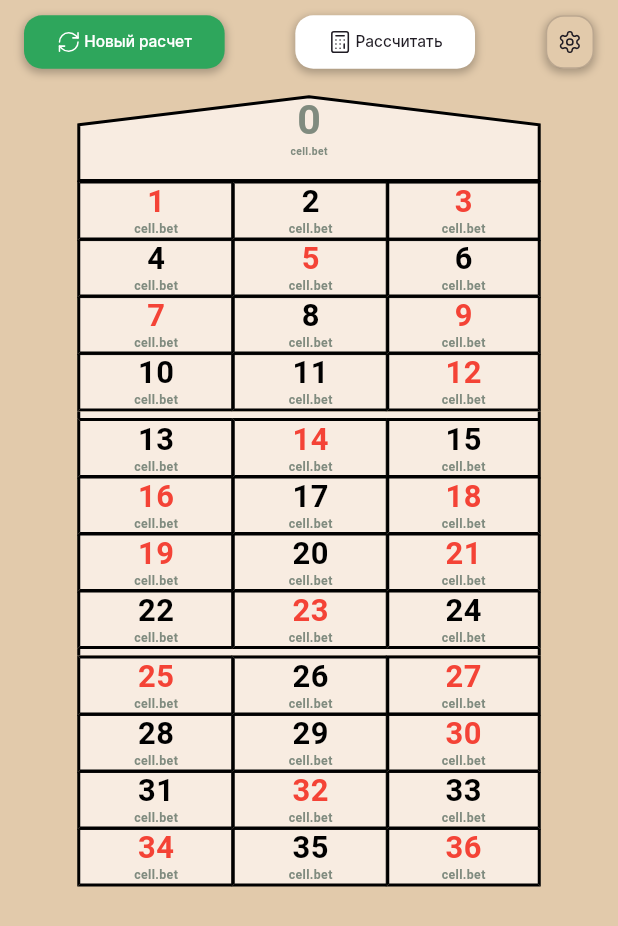
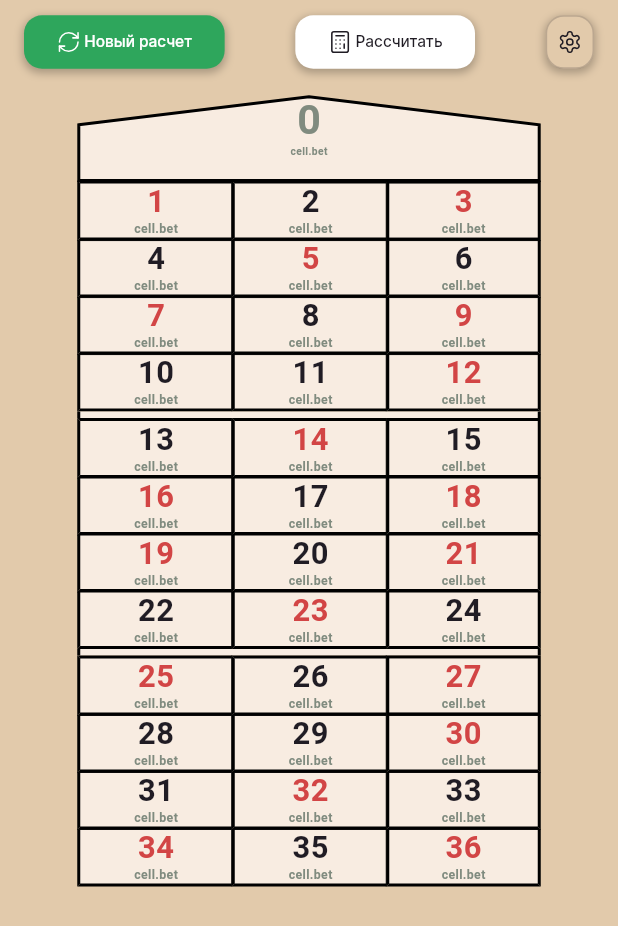
Before and after one commit to holyboom1/casino, a Flutter app: the screen it shows after launch, on a phone screen of 412 x 824 dp. Shown: the top 926 px of the screen. Run offline on Flutter 3.47's test engine with Material 3 defaults, Android fonts, the phone set to English and light mode, and no system bars; our stand-ins replace cached_network_image, easy_localization, equatable, flutter_bloc, flutter_native_splash, flutter_screenutil and 4 more; generated files the repository leaves out were written again; project files that could hold a hidden picture were left out.

Commit message:
Update calculator table and roulette sectors

```diff
--- a/lib/core/utils/calculator.dart
+++ b/lib/core/utils/calculator.dart
@@ -1,4 +1,6 @@
 import 'package:flutter/material.dart';
+
+import '../../core_ui/theme/app_colors.dart';
 
 class RouletteCalculator {
   double _maxBet = 1000;
@@ -7,44 +9,44 @@ class RouletteCalculator {
     _maxBet = value;
   }
 
-  final List<Color> _cellColors = [
+  final List<Color> _cellColors = <Color>[
     Colors.grey,
-    Colors.red,
-    Colors.black,
-    Colors.red,
-    Colors.black,
-    Colors.red,
-    Colors.black,
-    Colors.red,
-    Colors.black,
-    Colors.red,
-    Colors.black,
-    Colors.black,
-    Colors.red,
-    Colors.black,
-    Colors.red,
-    Colors.black,
-    Colors.red,
-    Colors.black,
-    Colors.red,
-    Colors.red,
-    Colors.black,
-    Colors.red,
-    Colors.black,
-    Colors.red,
-    Colors.black,
-    Colors.red,
-    Colors.black,
-    Colors.red,
-    Colors.black,
-    Colors.black,
-    Colors.red,
-    Colors.black,
-    Colors.red,
-    Colors.black,
-    Colors.red,
-    Colors.black,
-    Colors.red,
+    AppColors.red,
+    AppColors.black,
+    AppColors.red,
+    AppColors.black,
+    AppColors.red,
+    AppColors.black,
+    AppColors.red,
+    AppColors.black,
+    AppColors.red,
+    AppColors.black,
+    AppColors.black,
+    AppColors.red,
+    AppColors.black,
+    AppColors.red,
+    AppColors.black,
+    AppColors.red,
+    AppColors.black,
+    AppColors.red,
+    AppColors.red,
+    AppColors.black,
+    AppColors.red,
+    AppColors.black,
+    AppColors.red,
+    AppColors.black,
+    AppColors.red,
+    AppColors.black,
+    AppColors.red,
+    AppColors.black,
+    AppColors.black,
+    AppColors.red,
+    AppColors.black,
+    AppColors.red,
+    AppColors.black,
+    AppColors.red,
+    AppColors.black,
+    AppColors.red,
   ];
 
   double get maxBet => _maxBet;
--- a/lib/core_ui/theme/app_colors.dart
+++ b/lib/core_ui/theme/app_colors.dart
@@ -19,6 +19,8 @@ abstract class AppColors {
   }
 
   static const Color transparent = Color(0x00000000);
+  static const Color black = Color(0xFF201C24);
+  static const Color red = Color(0xFFd24545);
 
   // Background
   Color get primaryBg;
--- a/lib/core_ui/theme/app_images.dart
+++ b/lib/core_ui/theme/app_images.dart
@@ -13,4 +13,5 @@ class AppImages {
 
   // Png Icons
   static const String eclipseIcon = '${_basePngIcons}eclipse.png';
+  static const String eclipse2Icon = '${_basePngIcons}eclipse2.png';
 }
--- a/lib/core_ui/widgets/roulette_sector.dart
+++ b/lib/core_ui/widgets/roulette_sector.dart
@@ -37,7 +37,9 @@ class RouletteSector extends StatelessWidget {
             ),
           ),
           AppImage(
-            image: AppImages.eclipseIcon,
+            image: color == AppColors.of(context).basicBlue
+                ? AppImages.eclipseIcon
+                : AppImages.eclipse2Icon,
             width: 146.w,
             height: 66.h,
           ),
--- a/lib/features/calculator/bloc/calculator_table_cubit.dart
+++ b/lib/features/calculator/bloc/calculator_table_cubit.dart
@@ -11,9 +11,10 @@ class CalculatorTableCubit extends Cubit<CalculatorTableState> {
   CalculatorTableCubit({
     required AppRouter appRouter,
     required RouletteCalculator rouletteCalculator,
+    required RouletteCellModel number,
   })  : _appRouter = appRouter,
         _rouletteCalculator = rouletteCalculator,
-        super(CalculatorTableState()) {
+        super(CalculatorTableState(number: number)) {
     _init();
   }
 
--- a/lib/features/calculator/bloc/calculator_table_state.dart
+++ b/lib/features/calculator/bloc/calculator_table_state.dart
@@ -2,19 +2,23 @@ part of 'calculator_table_cubit.dart';
 
 class CalculatorTableState extends Equatable {
   final RouletteCalculator? rouletteCalculator;
+  final RouletteCellModel number;
   final String displayText;
 
   const CalculatorTableState({
+    required this.number,
     this.rouletteCalculator,
     this.displayText = '',
   });
 
   CalculatorTableState copyWith({
     RouletteCalculator? rouletteCalculator,
+    RouletteCellModel? number,
     String? displayText,
   }) {
     return CalculatorTableState(
       rouletteCalculator: rouletteCalculator ?? this.rouletteCalculator,
+      number: number ?? this.number,
       displayText: displayText ?? this.displayText,
     );
   }
@@ -22,6 +26,7 @@ class CalculatorTableState extends Equatable {
   @override
   List<Object?> get props => <Object?>[
         rouletteCalculator,
+        number,
         displayText,
       ];
 }
--- a/lib/features/calculator/screen/calculator_table_form.dart
+++ b/lib/features/calculator/screen/calculator_table_form.dart
@@ -49,8 +49,8 @@ class CalculatorTableForm extends StatelessWidget {
                 SizedBox(height: AppDimens.size100.h),
                 Center(
                   child: RouletteSector(
-                    number: '13',
-                    color: AppColors.of(context).basicBlue,
+                    number: state.number.number.toString(),
+                    color: state.number.color,
                   ),
                 ),
                 SizedBox(height: 30.h),
@@ -87,6 +87,7 @@ class CalculatorTableForm extends StatelessWidget {
                     context.read<CalculatorTableCubit>().displayText(value);
                   },
                 ),
+                const Spacer(),
               ],
             ),
           ),
--- a/lib/navigation/app_router/app_router.dart
+++ b/lib/navigation/app_router/app_router.dart
@@ -2,6 +2,7 @@ import 'package:flutter/material.dart';
 import 'package:go_router/go_router.dart';
 
 import '../../core/constants/route_constants.dart';
+import '../../core/utils/calculator.dart';
 import '../../features/calculator/screen/calculator_table_screen.dart';
 import '../../features/calculator_result/screen/calculator_result_screen.dart';
 import '../../features/home/screen/home_screen.dart';
@@ -62,7 +63,10 @@ class AppRouter {
               GoRoute(
                 path: RouterConstants.calculatorTableRoute,
                 name: RouterConstants.calculatorTableRoute,
-                builder: (BuildContext context, GoRouterState state) => CalculatorTableScreen(),
+                builder: (BuildContext context, GoRouterState state) {
+                  final RouletteCellModel number = state.extra as RouletteCellModel;
+                  return CalculatorTableScreen(number: number);
+                },
                 routes: <RouteBase>[
                   GoRoute(
                     parentNavigatorKey: _navigatorKey,
```
Also changed, not shown: lib/core_ui/widgets/custom_calculator.dart (+1 -23 lines), lib/features/calculator/screen/calculator_table_screen.dart (+8 -0 lines), lib/features/home/screen/home_form.dart (+7 -2 lines), lib/core/resources/icons/png/eclipse2.png (added).
